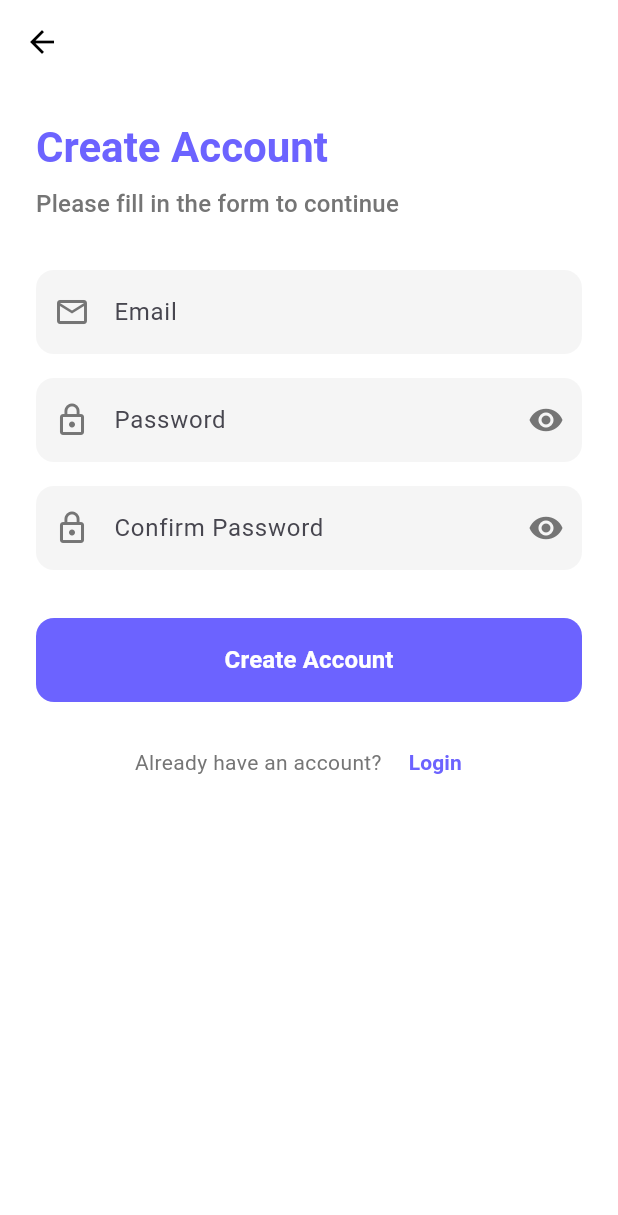
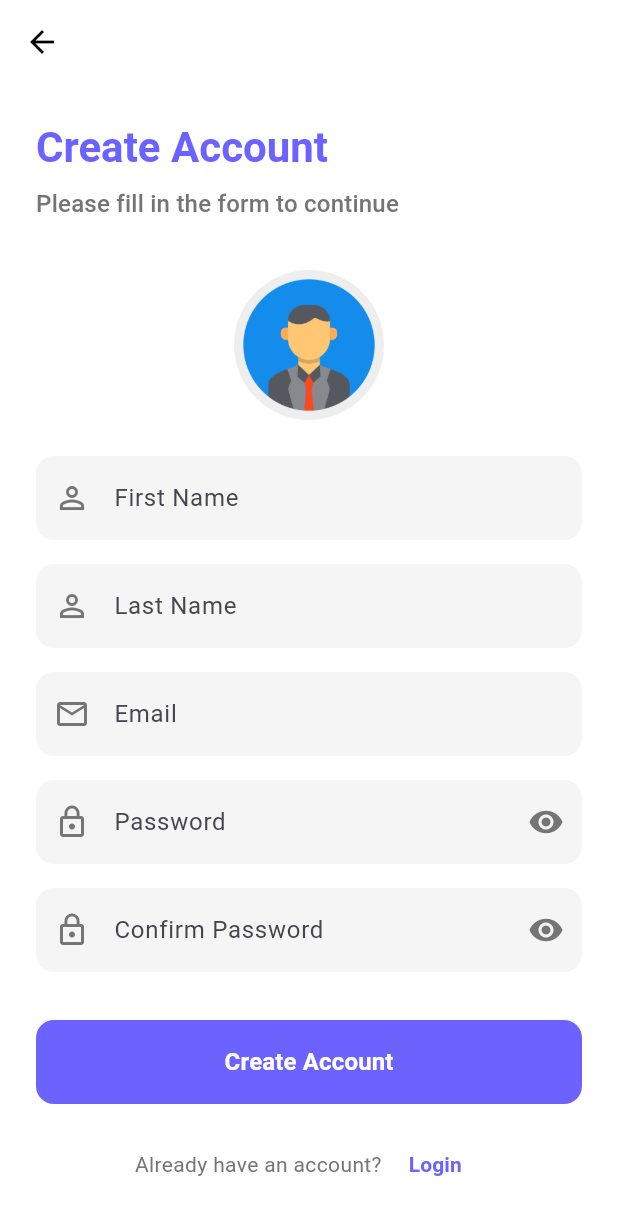
Before and after one commit to Roshanuchaithakuri/flutter, a Flutter app: the RegisterScreen screen opened directly, on a phone screen of 412 x 824 dp. Shown: the top 1215 px of the screen. Run offline on Flutter 3.47's test engine with Material 3 defaults, Android fonts, the phone set to English and light mode, and no system bars; our stand-ins replace cloud_firestore, firebase_auth, firebase_core; accounts and stored records are empty.

Commit message:
before updating the register, home, login and main file

```diff
--- a/lib/pages/register_page.dart
+++ b/lib/pages/register_page.dart
@@ -1,7 +1,6 @@
-// lib/screens/register_screen.dart
-
 import 'package:flutter/material.dart';
 import 'package:firebase_auth/firebase_auth.dart';
+import 'package:cloud_firestore/cloud_firestore.dart';
 
 class RegisterScreen extends StatefulWidget {
   const RegisterScreen({Key? key}) : super(key: key);
@@ -12,15 +11,22 @@ class RegisterScreen extends StatefulWidget {
 
 class _RegisterScreenState extends State<RegisterScreen> {
   final _formKey = GlobalKey<FormState>();
+  final _firstNameController = TextEditingController();
+  final _lastNameController = TextEditingController();
   final _emailController = TextEditingController();
   final _passwordController = TextEditingController();
   final _confirmPasswordController = TextEditingController();
+
   bool _isLoading = false;
   String? _errorMessage;
   bool _obscurePassword = true;
   bool _obscureConfirmPassword = true;
 
-Future<void> _register() async {
+  // For storing user data
+  final FirebaseAuth _auth = FirebaseAuth.instance;
+  final FirebaseFirestore _firestore = FirebaseFirestore.instance;
+
+  Future<void> _register() async {
     if (!_formKey.currentState!.validate()) return;
 
     setState(() {
@@ -29,25 +35,39 @@ Future<void> _register() async {
     });
 
     try {
-      // Direct Firebase Auth call
-      await FirebaseAuth.instance.createUserWithEmailAndPassword(
+      // Create user with email and password
+      final UserCredential userCredential = await _auth.createUserWithEmailAndPassword(
         email: _emailController.text.trim(),
         password: _passwordController.text,
       );
 
-      if (!mounted) return;
+      // Get the newly created user's ID
+      final String userId = userCredential.user!.uid;
 
-      // Clear form fields
-      _emailController.clear();
-      _passwordController.clear();
-      _confirmPasswordController.clear();
+      // Create user document in Firestore
+      await _firestore.collection('users').doc(userId).set({
+        'firstName': _firstNameController.text.trim(),
+        'lastName': _lastNameController.text.trim(),
+        'email': _emailController.text.trim(),
+        'profileImage': 'assets/profile/default_avatar.png',
+        'createdAt': FieldValue.serverTimestamp(),
+        'updatedAt': FieldValue.serverTimestamp(),
+      });
 
-      // Return to login screen
-      Navigator.of(context).pop();
+      if (mounted) {
+        // Success message
+        ScaffoldMessenger.of(context).showSnackBar(
+          const SnackBar(
+            content: Text('Account created successfully!'),
+            backgroundColor: Colors.green,
+          ),
+        );
+
+        // Navigate to home screen and clear the stack
+        Navigator.of(context).pushNamedAndRemoveUntil('/home', (route) => false);
+      }
 
     } on FirebaseAuthException catch (e) {
-      if (!mounted) return;
-
       setState(() {
         switch (e.code) {
           case 'email-already-in-use':
@@ -55,6 +75,9 @@ Future<void> _register() async {
             break;
           case 'invalid-email':
             _errorMessage = 'Invalid email address.';
+            break;
+          case 'operation-not-allowed':
+            _errorMessage = 'Email/password accounts are not enabled.';
             break;
           case 'weak-password':
             _errorMessage = 'Please enter a stronger password.';
@@ -64,7 +87,6 @@ Future<void> _register() async {
         }
       });
     } catch (e) {
-      if (!mounted) return;
       setState(() {
         _errorMessage = 'An unexpected error occurred.';
       });
@@ -76,12 +98,20 @@ Future<void> _register() async {
       }
     }
   }
+
+  String? _validateName(String? value, String fieldName) {
+    if (value == null || value.trim().isEmpty) {
+      return 'Please enter your $fieldName';
+    }
+    return null;
+  }
+
   String? _validateEmail(String? value) {
-    if (value == null || value.isEmpty) {
+    if (value == null || value.trim().isEmpty) {
       return 'Please enter your email';
     }
-    if (!value.contains('@') || !value.contains('.')) {
-      return 'Please enter a valid email';
+    if (!RegExp(r'^[\w-\.]+@([\w-]+\.)+[\w-]{2,4}$').hasMatch(value)) {
+      return 'Please enter a valid email address';
     }
     return null;
   }
@@ -144,6 +174,20 @@ Future<void> _register() async {
                   ),
                   const SizedBox(height: 32),
 
+                  // Profile Image Preview
+                  Center(
+                    child: Stack(
+                      children: [
+                        CircleAvatar(
+                          radius: 50,
+                          backgroundImage: const AssetImage('assets/profile.png'),
+                          backgroundColor: Colors.grey[200],
+                        ),
+                      ],
+                    ),
+                  ),
+                  const SizedBox(height: 24),
+
                   // Error Message
                   if (_errorMessage != null)
                     Container(
@@ -167,11 +211,49 @@ Future<void> _register() async {
                       ),
                     ),
 
-                  // Form Fields
+                  // First Name Field
+                  TextFormField(
+                    controller: _firstNameController,
+                    enabled: !_isLoading,
+                    decoration: InputDecoration(
+                      labelText: 'First Name',
+                      prefixIcon: Icon(Icons.person_outline, color: Colors.grey[600]),
+                      filled: true,
+                      fillColor: Colors.grey[100],
+                      border: OutlineInputBorder(
+                        borderRadius: BorderRadius.circular(12),
+                        borderSide: BorderSide.none,
+                      ),
+                    ),
+                    validator: (value) => _validateName(value, 'first name'),
+                    textInputAction: TextInputAction.next,
+                  ),
+                  const SizedBox(height: 16),
+
+                  // Last Name Field
+                  TextFormField(
+                    controller: _lastNameController,
+                    enabled: !_isLoading,
+                    decoration: InputDecoration(
+                      labelText: 'Last Name',
+                      prefixIcon: Icon(Icons.person_outline, color: Colors.grey[600]),
+                      filled: true,
+                      fillColor: Colors.grey[100],
+                      border: OutlineInputBorder(
+                        borderRadius: BorderRadius.circular(12),
+                        borderSide: BorderSide.none,
+                      ),
+                    ),
+                    validator: (value) => _validateName(value, 'last name'),
+                    textInputAction: TextInputAction.next,
+                  ),
+                  const SizedBox(height: 16),
+
+                  // Email Field
                   TextFormField(
                     controller: _emailController,
+                    enabled: !_isLoading,
                     keyboardType: TextInputType.emailAddress,
-                    enabled: !_isLoading,
                     decoration: InputDecoration(
                       labelText: 'Email',
                       prefixIcon: Icon(Icons.email_outlined, color: Colors.grey[600]),
@@ -181,27 +263,17 @@ Future<void> _register() async {
                         borderRadius: BorderRadius.circular(12),
                         borderSide: BorderSide.none,
                       ),
-                      enabledBorder: OutlineInputBorder(
-                        borderRadius: BorderRadius.circular(12),
-                        borderSide: BorderSide.none,
-                      ),
-                      focusedBorder: OutlineInputBorder(
-                        borderRadius: BorderRadius.circular(12),
-                        borderSide: BorderSide(
-                          color: Theme.of(context).primaryColor,
-                          width: 2,
-                        ),
-                      ),
                     ),
                     validator: _validateEmail,
-                    autovalidateMode: AutovalidateMode.onUserInteraction,
+                    textInputAction: TextInputAction.next,
                   ),
                   const SizedBox(height: 16),
 
+                  // Password Field
                   TextFormField(
                     controller: _passwordController,
+                    enabled: !_isLoading,
                     obscureText: _obscurePassword,
-                    enabled: !_isLoading,
                     decoration: InputDecoration(
                       labelText: 'Password',
                       prefixIcon: Icon(Icons.lock_outline, color: Colors.grey[600]),
@@ -218,27 +290,17 @@ Future<void> _register() async {
                         borderRadius: BorderRadius.circular(12),
                         borderSide: BorderSide.none,
                       ),
-                      enabledBorder: OutlineInputBorder(
-                        borderRadius: BorderRadius.circular(12),
-                        borderSide: BorderSide.none,
-                      ),
-                      focusedBorder: OutlineInputBorder(
-                        borderRadius: BorderRadius.circular(12),
-                        borderSide: BorderSide(
-                          color: Theme.of(context).primaryColor,
-                          width: 2,
-                        ),
-                      ),
                     ),
                     validator: _validatePassword,
-                    autovalidateMode: AutovalidateMode.onUserInteraction,
+                    textInputAction: TextInputAction.next,
                   ),
                   const SizedBox(height: 16),
 
+                  // Confirm Password Field
                   TextFormField(
                     controller: _confirmPasswordController,
+                    enabled: !_isLoading,
                     obscureText: _obscureConfirmPassword,
-                    enabled: !_isLoading,
                     decoration: InputDecoration(
                       labelText: 'Confirm Password',
                       prefixIcon: Icon(Icons.lock_outline, color: Colors.grey[600]),
@@ -255,20 +317,10 @@ Future<void> _register() async {
                         borderRadius: BorderRadius.circular(12),
                         borderSide: BorderSide.none,
                       ),
-                      enabledBorder: OutlineInputBorder(
-                        borderRadius: BorderRadius.circular(12),
-                        borderSide: BorderSide.none,
-                      ),
-                      focusedBorder: OutlineInputBorder(
-                        borderRadius: BorderRadius.circular(12),
-                        borderSide: BorderSide(
-                          color: Theme.of(context).primaryColor,
-                          width: 2,
-                        ),
-                      ),
                     ),
                     validator: _validateConfirmPassword,
-                    autovalidateMode: AutovalidateMode.onUserInteraction,
+                    textInputAction: TextInputAction.done,
+                    onFieldSubmitted: (_) => _register(),
                   ),
                   const SizedBox(height: 32),
 
@@ -300,7 +352,6 @@ Future<void> _register() async {
                               style: TextStyle(
                                 fontSize: 16,
                                 fontWeight: FontWeight.w600,
-                                color: Colors.white,
                               ),
                             ),
                     ),
@@ -322,9 +373,7 @@ Future<void> _register() async {
                         ),
                         child: const Text(
                           'Login',
-                          style: TextStyle(
-                            fontWeight: FontWeight.w600,
-                          ),
+                          style: TextStyle(fontWeight: FontWeight.w600),
                         ),
                       ),
                     ],
@@ -340,6 +389,8 @@ Future<void> _register() async {
 
   @override
   void dispose() {
+    _firstNameController.dispose();
+    _lastNameController.dispose();
     _emailController.dispose();
     _passwordController.dispose();
     _confirmPasswordController.dispose();
--- a/pubspec.yaml
+++ b/pubspec.yaml
@@ -36,3 +36,4 @@ flutter:
     - assets/kitchen.jpg
     - assets/laundry.jpg
     - assets/logo.png
+    - assets/profile.png
```
Also changed, not shown: lib/main.dart (+11 -5 lines), assets/profile.png (added).
